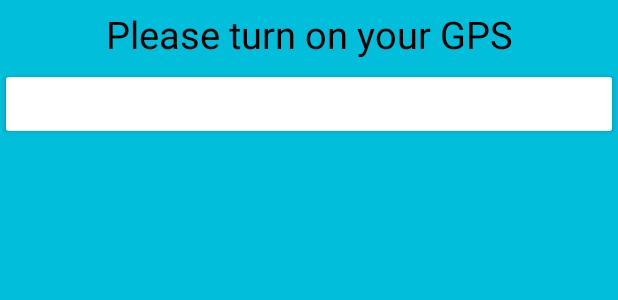
After one commit to akritikts/Weather, an Android app: the layout fragment_dialog_gps.xml on its own in the app's theme, with its tools: preview values and no code run, on a phone screen of 412 x 824 dp. The commit adds this screen. Shown: the top 300 px of the screen. Run offline under Robolectric (Android 15) with nearby library versions, the phone set to English and light mode, and no system bars.

Commit message:
Crash bugs fixed

```diff
--- a/app/build.gradle
+++ b/app/build.gradle
@@ -22,9 +22,10 @@ android {
 dependencies {
     compile fileTree(dir: 'libs', include: ['*.jar'])
     testCompile 'junit:junit:4.12'
-    compile 'com.android.support:appcompat-v7:+'
+    compile 'com.android.support:appcompat-v7:24.0.0'
     compile 'com.android.support:design:24.0.0'
-    compile 'com.github.johnhiott:DarkSkyApi:+'
+    compile 'com.github.johnhiott:DarkSkyApi:v0.1.4'
     compile 'android.zetterstrom.com.forecast:forecast:1.0.0'
     compile 'com.pnikosis:materialish-progress:1.7'
+    compile 'com.android.support:support-v4:24.0.0'
 }
--- a/app/src/main/java/silive/in/weather/Activities/MainActivity.java
+++ b/app/src/main/java/silive/in/weather/Activities/MainActivity.java
@@ -23,6 +23,7 @@ import java.util.TimerTask;
 import retrofit.Callback;
 import retrofit.RetrofitError;
 import retrofit.client.Response;
+import silive.in.weather.DialogGps;
 import silive.in.weather.Models.GPSTracker;
 import silive.in.weather.R;
 
@@ -150,7 +151,9 @@ public class MainActivity extends AppCompatActivity implements View.OnClickListe
                 this.lng = gpsTracker.getLongitude();
             } else {
                 Log.d("TAG", " no gps");
-                gpsTracker.showSettingsAlert();
+                DialogGps dialogGps = new DialogGps();
+                dialogGps.show(getFragmentManager(),"GPS Alert");
+                //gpsTracker.showSettingsAlert();
             }
         }
 
--- a/app/src/main/res/layout/activity_main.xml
+++ b/app/src/main/res/layout/activity_main.xml
@@ -9,6 +9,7 @@
     android:paddingLeft="@dimen/activity_horizontal_margin"
     android:paddingRight="@dimen/activity_horizontal_margin"
     android:paddingTop="@dimen/activity_vertical_margin"
+    android:background="#ffffff"
     tools:context=".Activities.MainActivity">
 
 
--- /dev/null
+++ b/app/src/main/res/layout/fragment_dialog_gps.xml
@@ -0,0 +1,28 @@
+<LinearLayout xmlns:android="http://schemas.android.com/apk/res/android"
+    xmlns:tools="http://schemas.android.com/tools"
+    android:layout_width="match_parent"
+    android:layout_height="match_parent"
+    tools:context="silive.in.weather.DialogGps"
+    android:orientation="vertical"
+    android:background="#01bedb">
+
+    <TextView
+        android:layout_width="match_parent"
+        android:layout_height="wrap_content"
+        android:layout_gravity="center"
+        android:gravity="center"
+        android:text="Please turn on your GPS"
+        android:textColor="#000000"
+        android:textSize="25sp"
+        android:layout_margin="5dp"/>
+
+    <Button
+        android:id="@+id/gps_ok"
+        android:layout_width="match_parent"
+        android:layout_height="wrap_content"
+        android:layout_gravity="center"
+        android:gravity="center"
+        android:text="OK"
+        android:backgroundTint="#ffffff"/>
+
+</LinearLayout>
--- a/app/src/main/res/values/strings.xml
+++ b/app/src/main/res/values/strings.xml
@@ -2,4 +2,7 @@
     <string name="app_name">Weather</string>
     <string name="action_settings">Settings</string>
     <string name="title_activity_main2">Main2Activity</string>
+
+    <!-- TODO: Remove or change this placeholder text -->
+    <string name="hello_blank_fragment">Hello blank fragment</string>
 </resources>
--- a/app/src/main/res/values/styles.xml
+++ b/app/src/main/res/values/styles.xml
@@ -1,7 +1,7 @@
 <resources>
 
     <!-- Base application theme. -->
-    <style name="AppTheme" parent="Theme.AppCompat.Light.DarkActionBar">
+    <style name="AppTheme" parent="Theme.AppCompat">
         <!-- Customize your theme here. -->
         <item name="colorPrimary">@color/colorPrimary</item>
         <item name="colorPrimaryDark">@color/colorPrimaryDark</item>
```
Also changed, not shown: app/src/main/AndroidManifest.xml (+5 -2 lines), app/src/main/java/silive/in/weather/Activities/Splash.java (+20 -9 lines), app/src/main/java/silive/in/weather/DialogGps.java (added, +51 -0 lines), app/src/main/java/silive/in/weather/Models/GPSTracker.java (+11 -9 lines).
